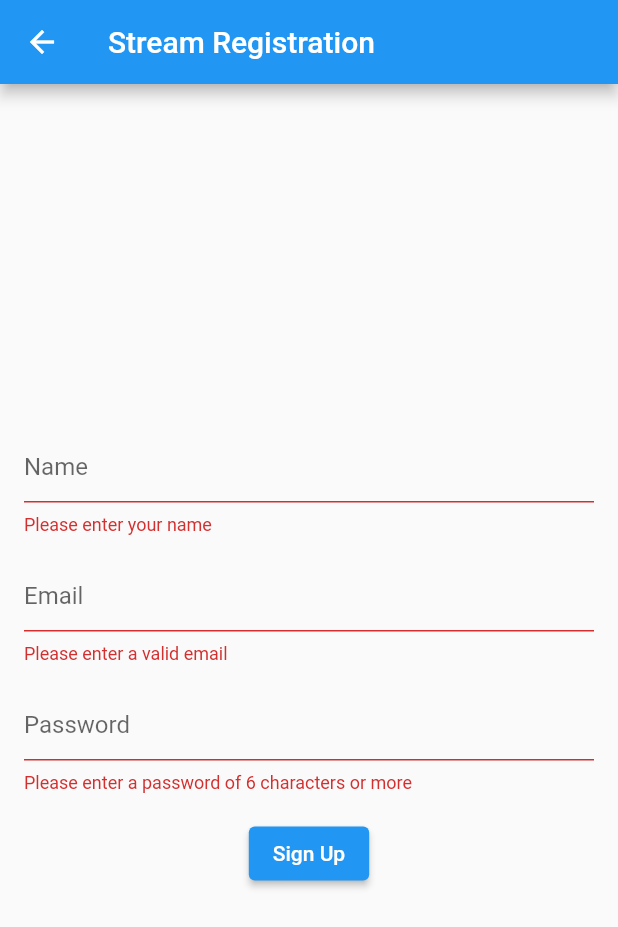
After one commit to sbis04/stream_auth_firebase, a Flutter app: the RegisterPage screen opened directly, after a tap on "Sign Up", on a phone screen of 412 x 824 dp. The commit adds this screen. Shown: the top 927 px of the screen. Run offline on Flutter 3.47's test engine with Material 2 defaults, Android fonts, the light colour scheme and no system bars; our stand-ins replace cloud_functions, firebase_auth; accounts and stored records are empty.

Commit message:
Add Functions and authentication

```diff
--- /dev/null
+++ b/lib/screens/login_page.dart
@@ -0,0 +1,77 @@
+import 'package:flutter/material.dart';
+import 'package:stream_auth_firebase/screens/register_page.dart';
+
+class LoginPage extends StatefulWidget {
+  @override
+  _LoginPageState createState() => _LoginPageState();
+}
+
+class _LoginPageState extends State<LoginPage> {
+  final _loginFormKey = GlobalKey<FormState>();
+
+  final _emailController = TextEditingController();
+  final _passwordController = TextEditingController();
+
+  _emailValidator(String? email) {
+    if (email == null || email.isEmpty) {
+      return 'Please enter some text';
+    }
+    return null;
+  }
+
+  _passwordValidator(String? email) {
+    if (email == null || email.isEmpty) {
+      return 'Please enter some text';
+    }
+    return null;
+  }
+
+  @override
+  Widget build(BuildContext context) {
+    return Scaffold(
+      appBar: AppBar(
+        title: Text('Stream Login'),
+      ),
+      body: Padding(
+        padding: const EdgeInsets.all(16.0),
+        child: Form(
+          key: _loginFormKey,
+          child: Column(
+            mainAxisAlignment: MainAxisAlignment.center,
+            children: <Widget>[
+              TextFormField(
+                controller: _emailController,
+                validator: (value) => _emailValidator(value),
+                decoration: InputDecoration(hintText: 'Email'),
+              ),
+              SizedBox(height: 16.0),
+              TextFormField(
+                controller: _passwordController,
+                validator: (value) => _passwordValidator(value),
+                decoration: InputDecoration(hintText: 'Password'),
+              ),
+              SizedBox(height: 16.0),
+              ElevatedButton(
+                onPressed: () {
+                  if (_loginFormKey.currentState!.validate()) {
+                    // perform login process
+                  }
+                },
+                child: const Text('Sign In'),
+              ),
+              SizedBox(height: 16.0),
+              TextButton(
+                onPressed: () => Navigator.of(context).push(
+                  MaterialPageRoute(
+                    builder: (context) => RegisterPage(),
+                  ),
+                ),
+                child: Text('Don\'t have an account? Sign Up'),
+              ),
+            ],
+          ),
+        ),
+      ),
+    );
+  }
+}
--- /dev/null
+++ b/lib/screens/register_page.dart
@@ -0,0 +1,105 @@
+import 'package:flutter/material.dart';
+import 'package:stream_auth_firebase/utils/authentication.dart';
+
+class RegisterPage extends StatefulWidget {
+  @override
+  _RegisterPageState createState() => _RegisterPageState();
+}
+
+class _RegisterPageState extends State<RegisterPage> {
+  final _authentication = Authentication();
+  final _loginFormKey = GlobalKey<FormState>();
+
+  final _nameController = TextEditingController();
+  final _emailController = TextEditingController();
+  final _passwordController = TextEditingController();
+
+  bool _isRegistering = false;
+
+  _nameValidator(String? name) {
+    if (name == null || name.isEmpty) {
+      return 'Please enter your name';
+    }
+    return null;
+  }
+
+  _emailValidator(String? email) {
+    if (email == null || email.isEmpty) {
+      return 'Please enter a valid email';
+    }
+    return null;
+  }
+
+  _passwordValidator(String? password) {
+    if (password == null || password.isEmpty) {
+      return 'Please enter a password of 6 characters or more';
+    }
+    return null;
+  }
+
+  @override
+  Widget build(BuildContext context) {
+    return Scaffold(
+      appBar: AppBar(
+        title: Text('Stream Registration'),
+      ),
+      body: Padding(
+        padding: const EdgeInsets.all(16.0),
+        child: Form(
+          key: _loginFormKey,
+          child: Column(
+            mainAxisAlignment: MainAxisAlignment.center,
+            children: <Widget>[
+              TextFormField(
+                controller: _nameController,
+                validator: (value) => _nameValidator(value),
+                decoration: InputDecoration(hintText: 'Name'),
+              ),
+              SizedBox(height: 16.0),
+              TextFormField(
+                controller: _emailController,
+                validator: (value) => _emailValidator(value),
+                decoration: InputDecoration(hintText: 'Email'),
+              ),
+              SizedBox(height: 16.0),
+              TextFormField(
+                controller: _passwordController,
+                validator: (value) => _passwordValidator(value),
+                decoration: InputDecoration(hintText: 'Password'),
+              ),
+              SizedBox(height: 16.0),
+              _isRegistering
+                  ? CircularProgressIndicator()
+                  : ElevatedButton(
+                      onPressed: () async {
+                        if (_loginFormKey.currentState!.validate()) {
+                          setState(() {
+                            _isRegistering = true;
+                          });
+
+                          String? token =
+                              await _authentication.registerUsingEmailPassword(
+                            context: context,
+                            name: _nameController.text,
+                            email: _emailController.text,
+                            password: _passwordController.text,
+                          );
+
+                          setState(() {
+                            _isRegistering = true;
+                          });
+
+                          if (token != null) {
+                            print('Stream token: $token');
+                          }
+                        }
+                      },
+                      child: const Text('Sign Up'),
+                    ),
+            ],
+          ),
+        ),
+      ),
+    );
+  }
+}
--- /dev/null
+++ b/lib/utils/authentication.dart
@@ -0,0 +1,112 @@
+import 'package:cloud_functions/cloud_functions.dart';
+import 'package:firebase_auth/firebase_auth.dart';
+import 'package:flutter/material.dart';
+
+class Authentication {
+  static SnackBar customSnackBar({required String content}) {
+    return SnackBar(
+      backgroundColor: Colors.black,
+      content: Text(
+        content,
+        style: TextStyle(color: Colors.redAccent, letterSpacing: 0.5),
+      ),
+    );
+  }
+
+  FirebaseAuth auth = FirebaseAuth.instance;
+  FirebaseFunctions functions = FirebaseFunctions.instance;
+  User? firebaseUser;
+
+  Future<String?> signInUsingEmailPassword({
+    required String email,
+    required String password,
+    required BuildContext context,
+  }) async {
+    String? token;
+
+    try {
+      UserCredential userCredential = await auth.signInWithEmailAndPassword(
+        email: email,
+        password: password,
+      );
+      firebaseUser = userCredential.user;
+      final callable = functions.httpsCallable('getStreamUserToken');
+      final results = await callable();
+      token = results.data;
+    } on FirebaseAuthException catch (e) {
+      if (e.code == 'user-not-found') {
+        print('No user found for that email.');
+        ScaffoldMessenger.of(context).showSnackBar(
+          Authentication.customSnackBar(
+            content: 'No user found for that email. Please create an account.',
+          ),
+        );
+      } else if (e.code == 'wrong-password') {
+        print('Wrong password provided.');
+        ScaffoldMessenger.of(context).showSnackBar(
+          Authentication.customSnackBar(
+            content: 'Wrong password provided.',
+          ),
+        );
+      }
+    }
+
+    return token;
+  }
+
+  Future<String?> registerUsingEmailPassword({
+    required String name,
+    required String email,
+    required String password,
+    required BuildContext context,
+  }) async {
+    String? token;
+
+    try {
+      UserCredential userCredential = await auth.createUserWithEmailAndPassword(
+        email: email,
+        password: password,
+      );
+
+      firebaseUser = userCredential.user;
+      await firebaseUser!.updateDisplayName(name);
+      await firebaseUser!.reload();
+      firebaseUser = auth.currentUser;
+
+      final callable = functions.httpsCallable('createStreamUserAndGetToken');
+      final results = await callable();
+      token = results.data;
+    } on FirebaseAuthException catch (e) {
+      if (e.code == 'weak-password') {
+        print('The password provided is too weak.');
+        ScaffoldMessenger.of(context).showSnackBar(
+          Authentication.customSnackBar(
+            content: 'The password provided is too weak.',
+          ),
+        );
+      } else if (e.code == 'email-already-in-use') {
+        print('The account already exists for that email.');
+        ScaffoldMessenger.of(context).showSnackBar(
+          Authentication.customSnackBar(
+            content: 'The account already exists for that email.',
+          ),
+        );
+      }
+    } catch (e) {
+      print(e);
+    }
+
+    return token;
+  }
+
+  Future<void> signOut() async {
+    // Revoke Stream user token.
+    final callable = functions.httpsCallable('revokeStreamUserToken');
+    await callable();
+    print('Stream user token revoked');
+
+    // Sign out Firebase.
+    await auth.signOut();
+    print('Firebase signed out');
+  }
+}
--- a/pubspec.yaml
+++ b/pubspec.yaml
@@ -24,10 +24,12 @@ dependencies:
   flutter:
     sdk: flutter
 
-
   # The following adds the Cupertino Icons font to your application.
   # Use with the CupertinoIcons class for iOS style icons.
   cupertino_icons: ^1.0.2
+  firebase_core: ^1.6.0
+  firebase_auth: ^3.1.1
+  cloud_functions: ^3.0.3
 
 dev_dependencies:
   flutter_test:
```
Also changed, not shown: lib/main.dart (+4 -97 lines), pubspec.lock, 9 other files.
